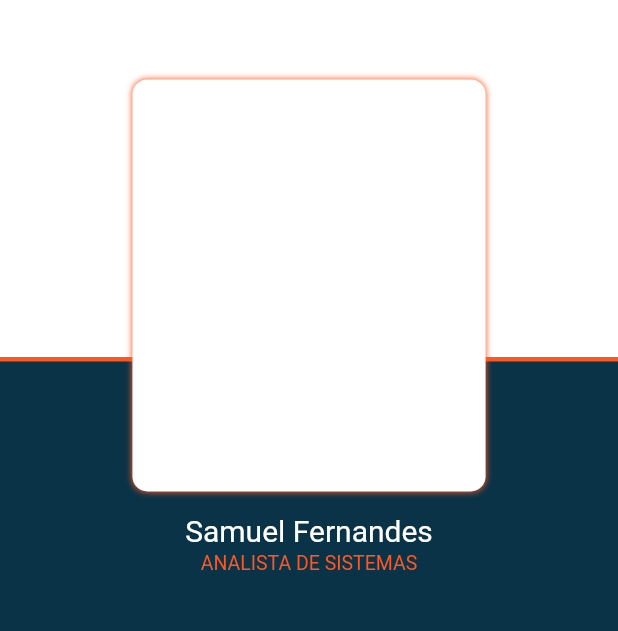
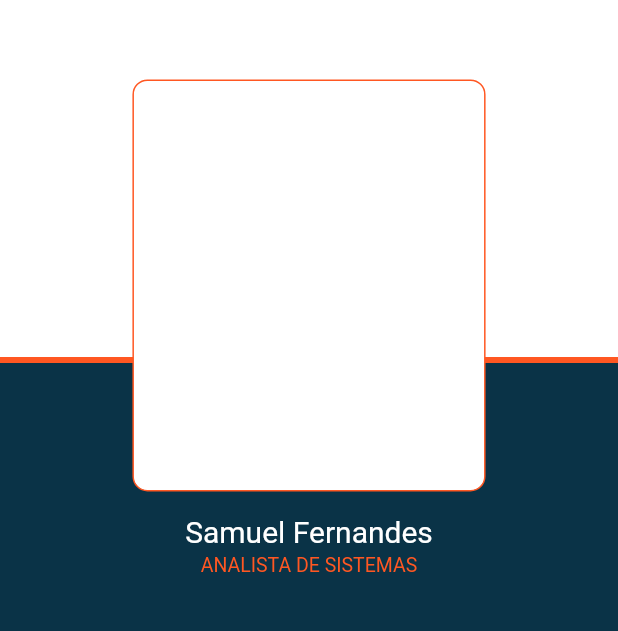
Before and after one commit to samuelfer/cracha_pbsoft, a Flutter app: the screen it shows after launch, on a phone screen of 412 x 824 dp, the part 261-892 px from its top. Run offline on Flutter 3.47's test engine with Material 2 defaults, Android fonts, the phone set to English and light mode, and no system bars.

```diff
--- a/lib/main.dart
+++ b/lib/main.dart
@@ -42,7 +42,7 @@ class _MyHomePageState extends State<MyHomePage> {
                     border: Border(
                       top: BorderSide(
                         color: Colors.deepOrange,
-                        width: 3.0,
+                        width: 4.0,
                       ),
                     ),
                     color: Color.fromARGB(255, 10, 51, 71),
@@ -99,13 +99,10 @@ class _MyHomePageState extends State<MyHomePage> {
                   decoration: BoxDecoration(
                     color: Colors.white,
                     borderRadius: BorderRadius.circular(10),
-                    boxShadow: const [
-                      BoxShadow(
-                        color: Colors.deepOrange,
-                        blurRadius: 3.0,
-                        spreadRadius: 0.1,
-                      ),
-                    ],
+                    border: Border.all(
+                      color: Colors.deepOrange,
+                      width: 1.0,
+                    ),
                   ),
                   // child: const Image(
                   //   image: AssetImage('imagens/foto.png'),
```
Also changed, not shown: cracha.jpeg (added).
